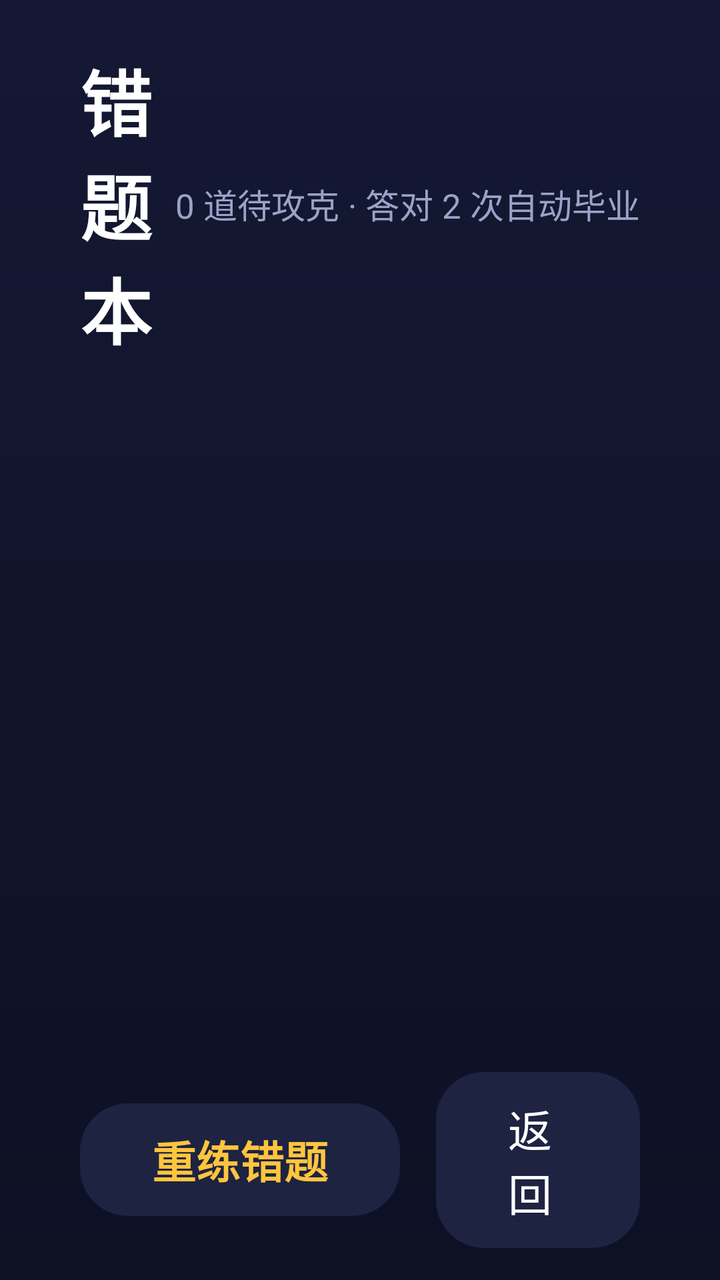
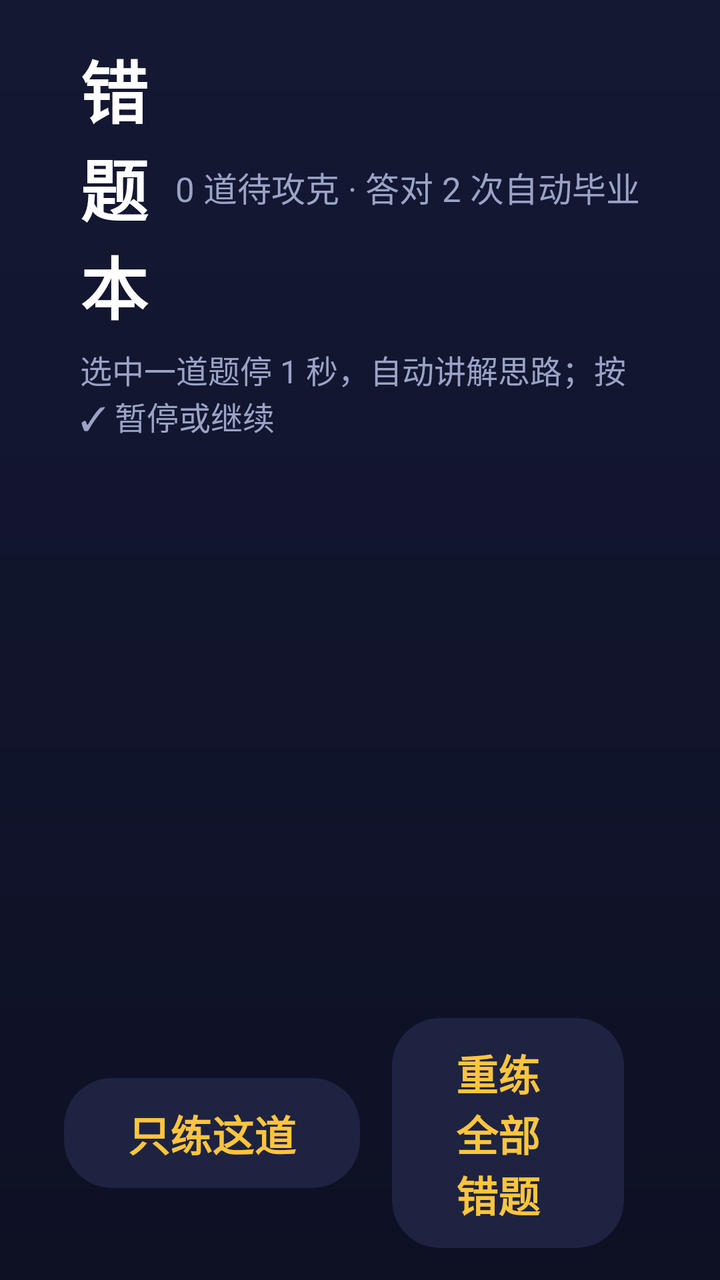

An Android layout rendered at two revisions. The XML below is the earlier revision; the diff shows what the commit changed to produce the second picture.
<!-- AndroidManifest.xml: application theme Theme.MathKing -->
<!-- res/layout/fragment_wrongbook.xml -->
<?xml version="1.0" encoding="utf-8"?>
<LinearLayout xmlns:android="http://schemas.android.com/apk/res/android"
    android:layout_width="match_parent"
    android:layout_height="match_parent"
    android:background="@drawable/bg_page"
    android:orientation="vertical"
    android:paddingStart="40dp"
    android:paddingTop="24dp"
    android:paddingEnd="40dp"
    android:paddingBottom="16dp">

    <LinearLayout
        android:layout_width="match_parent"
        android:layout_height="wrap_content"
        android:gravity="center_vertical"
        android:orientation="horizontal">

        <TextView
            android:layout_width="0dp"
            android:layout_height="wrap_content"
            android:layout_weight="1"
            android:text="错题本"
            android:textColor="@color/text"
            android:textSize="36sp"
            android:textStyle="bold" />

        <TextView
            android:id="@+id/tvWrongSub"
            android:layout_width="wrap_content"
            android:layout_height="wrap_content"
            android:text="0 道待攻克 · 答对 2 次自动毕业"
            android:textColor="@color/text_dim"
            android:textSize="17sp" />
    </LinearLayout>

    <ScrollView
        android:id="@+id/scroll"
        android:layout_width="match_parent"
        android:layout_height="0dp"
        android:layout_marginTop="12dp"
        android:layout_weight="1"
        android:scrollbars="none">

        <LinearLayout
            android:id="@+id/list"
            android:layout_width="match_parent"
            android:layout_height="wrap_content"
            android:orientation="vertical" />
    </ScrollView>

    <TextView
        android:id="@+id/tvEmpty"
        android:layout_width="match_parent"
        android:layout_height="0dp"
        android:layout_weight="1"
        android:gravity="center"
        android:text="还没有错题，太厉害了！\n去练几轮再来看看"
        android:textColor="@color/text_dim"
        android:textSize="21sp"
        android:visibility="gone" />

    <LinearLayout
        android:layout_width="match_parent"
        android:layout_height="wrap_content"
        android:layout_marginTop="10dp"
        android:gravity="center"
        android:orientation="horizontal">

        <TextView
            android:id="@+id/btnPractice"
            android:layout_width="wrap_content"
            android:layout_height="wrap_content"
            android:background="@drawable/selector_card"
            android:clickable="true"
            android:focusable="true"
            android:paddingStart="36dp"
            android:paddingTop="12dp"
            android:paddingEnd="36dp"
            android:paddingBottom="12dp"
            android:text="重练错题"
            android:textColor="@color/accent"
            android:textSize="22sp"
            android:textStyle="bold" />

        <TextView
            android:id="@+id/btnBack"
            android:layout_width="wrap_content"
            android:layout_height="wrap_content"
            android:layout_marginStart="18dp"
            android:background="@drawable/selector_card"
            android:clickable="true"
            android:focusable="true"
            android:paddingStart="36dp"
            android:paddingTop="12dp"
            android:paddingEnd="36dp"
            android:paddingBottom="12dp"
            android:text="返回"
            android:textColor="@color/text"
            android:textSize="22sp" />
    </LinearLayout>
</LinearLayout>
<!-- resources referenced by this layout -->
<resources>
  <color name="accent">#FFC53D</color>
  <color name="text">#FFFFFF</color>
  <color name="text_dim">#9AA3C7</color>
  <!-- drawable bg_page (drawable) -->
  <?xml version="1.0" encoding="utf-8"?>
  <shape xmlns:android="http://schemas.android.com/apk/res/android" android:shape="rectangle">
      <gradient android:angle="270" android:startColor="#141833" android:endColor="#0E1124" />
  </shape>
  <!-- drawable selector_card (drawable) -->
  <?xml version="1.0" encoding="utf-8"?>
  <selector xmlns:android="http://schemas.android.com/apk/res/android">
      <item android:state_focused="true" android:drawable="@drawable/bg_card_focus" />
      <item android:state_pressed="true" android:drawable="@drawable/bg_card_focus" />
      <item android:drawable="@drawable/bg_card" />
  </selector>
  <style name="Theme.MathKing" parent="Theme.AppCompat.NoActionBar">
          <item name="android:windowBackground">@color/bg</item>
          <item name="android:colorAccent">@color/accent</item>
          <item name="android:textColorPrimary">@color/text</item>
          <item name="android:windowNoTitle">true</item>
          <item name="android:windowFullscreen">false</item>
      </style>
  <!-- drawable bg_card_focus (drawable) -->
  <?xml version="1.0" encoding="utf-8"?>
  <shape xmlns:android="http://schemas.android.com/apk/res/android" android:shape="rectangle">
      <solid android:color="#38406F" />
      <stroke android:width="5dp" android:color="@color/accent" />
      <corners android:radius="24dp" />
  </shape>
  <!-- drawable bg_card (drawable) -->
  <?xml version="1.0" encoding="utf-8"?>
  <shape xmlns:android="http://schemas.android.com/apk/res/android" android:shape="rectangle">
      <solid android:color="@color/card" />
      <corners android:radius="24dp" />
  </shape>
  <color name="bg">#0E1124</color>
  <color name="card">#1E2342</color>
</resources>

<!-- the commit's change to res/layout/fragment_wrongbook.xml (unified diff, before → after) -->
@@ -3,12 +3,15 @@
     android:layout_width="match_parent"
     android:layout_height="match_parent"
     android:background="@drawable/bg_page"
+    android:clipChildren="false"
+    android:clipToPadding="false"
     android:orientation="vertical"
     android:paddingStart="40dp"
-    android:paddingTop="24dp"
+    android:paddingTop="20dp"
     android:paddingEnd="40dp"
     android:paddingBottom="16dp">
 
+    
     <LinearLayout
         android:layout_width="match_parent"
         android:layout_height="wrap_content"
@@ -21,7 +24,7 @@
             android:layout_weight="1"
             android:text="错题本"
             android:textColor="@color/text"
-            android:textSize="36sp"
+            android:textSize="34sp"
             android:textStyle="bold" />
 
         <TextView
@@ -33,11 +36,21 @@
             android:textSize="17sp" />
     </LinearLayout>
 
+    
+    <TextView
+        android:id="@+id/tvTip"
+        android:layout_width="match_parent"
+        android:layout_height="wrap_content"
+        android:layout_marginTop="6dp"
+        android:text="选中一道题停 1 秒，自动讲解思路；按 ✓ 暂停或继续"
+        android:textColor="@color/text_dim"
+        android:textSize="16sp" />
+
     <ScrollView
         android:id="@+id/scroll"
         android:layout_width="match_parent"
         android:layout_height="0dp"
-        android:layout_marginTop="12dp"
+        android:layout_marginTop="10dp"
         android:layout_weight="1"
         android:scrollbars="none">
 
@@ -63,39 +76,58 @@
         android:layout_width="match_parent"
         android:layout_height="wrap_content"
         android:layout_marginTop="10dp"
+        android:clipChildren="false"
+        android:clipToPadding="false"
         android:gravity="center"
         android:orientation="horizontal">
+
+        <TextView
+            android:id="@+id/btnPracticeOne"
+            android:layout_width="wrap_content"
+            android:layout_height="wrap_content"
+            android:background="@drawable/selector_card"
+            android:clickable="true"
+            android:focusable="true"
+            android:paddingStart="32dp"
+            android:paddingTop="12dp"
+            android:paddingEnd="32dp"
+            android:paddingBottom="12dp"
+            android:text="只练这道"
+            android:textColor="@color/accent"
+            android:textSize="21sp"
+            android:textStyle="bold" />
 
         <TextView
             android:id="@+id/btnPractice"
             android:layout_width="wrap_content"
             android:layout_height="wrap_content"
+            android:layout_marginStart="16dp"
             android:background="@drawable/selector_card"
             android:clickable="true"
             android:focusable="true"
-            android:paddingStart="36dp"
+            android:paddingStart="32dp"
             android:paddingTop="12dp"
-            android:paddingEnd="36dp"
+            android:paddingEnd="32dp"
             android:paddingBottom="12dp"
-            android:text="重练错题"
+            android:text="重练全部错题"
             android:textColor="@color/accent"
-            android:textSize="22sp"
+            android:textSize="21sp"
             android:textStyle="bold" />
 
         <TextView
             android:id="@+id/btnBack"
             android:layout_width="wrap_content"
             android:layout_height="wrap_content"
-            android:layout_marginStart="18dp"
+            android:layout_marginStart="16dp"
             android:background="@drawable/selector_card"
             android:clickable="true"
             android:focusable="true"
-            android:paddingStart="36dp"
+            android:paddingStart="32dp"
             android:paddingTop="12dp"
-            android:paddingEnd="36dp"
+            android:paddingEnd="32dp"
             android:paddingBottom="12dp"
             android:text="返回"
             android:textColor="@color/text"
-            android:textSize="22sp" />
+            android:textSize="21sp" />
     </LinearLayout>
 </LinearLayout>
